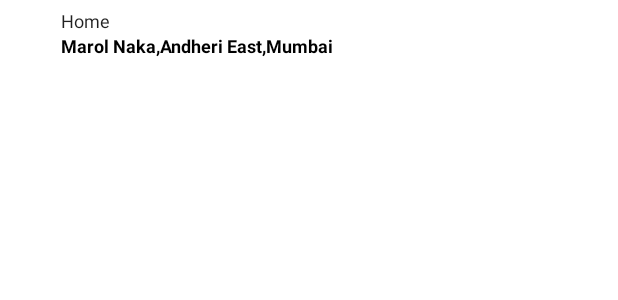
After one commit to ShmerlingMax/Garbage, an Android app: the layout place_recycler_item_layout.xml on its own in the app's theme, with its tools: preview values and no code run, on a phone screen of 412 x 824 dp. The commit adds this screen. Shown: the top 300 px of the screen. Run offline under Robolectric (Android 15) with nearby library versions, the phone set to English and light mode, and no system bars.

Commit message:
Search on the map: -added the ability to search for a place on the map

```diff
--- a/Garbage_Kings/app/build.gradle
+++ b/Garbage_Kings/app/build.gradle
@@ -57,4 +57,6 @@ dependencies {
     androidTestImplementation 'org.junit.jupiter:junit-jupiter'
     implementation 'androidx.multidex:multidex:2.0.1'
     implementation 'com.google.android.gms:play-services-location:18.0.0'
+    implementation 'com.google.android.gms:play-services-places:17.0.0'
+    implementation 'com.google.android.libraries.places:places:2.4.0'
 }
--- a/Garbage_Kings/app/src/main/AndroidManifest.xml
+++ b/Garbage_Kings/app/src/main/AndroidManifest.xml
@@ -30,9 +30,6 @@
             android:value="@string/google_maps_key" />
 
         <activity
-            android:name=".MapsActivity"
-            android:theme="@style/Theme.AppCompat.DayNight.DarkActionBar" />
-        <activity
             android:name=".MainActivity"
             android:theme="@style/Theme.Design.NoActionBar">
             <intent-filter>
--- a/Garbage_Kings/app/src/main/java/com/example/garbagekings/MenuActivity.java
+++ b/Garbage_Kings/app/src/main/java/com/example/garbagekings/MenuActivity.java
@@ -4,6 +4,7 @@ import android.annotation.SuppressLint;
 import android.app.FragmentTransaction;
 import android.os.Bundle;
 import android.view.MenuItem;
+import android.view.View;
 
 import com.google.android.material.bottomnavigation.BottomNavigationView;
 
@@ -88,4 +89,9 @@ public class MenuActivity extends AppCompatActivity implements BottomNavigationV
     public void onBackPressed() {
         super.onBackPressed();
     }
+
+    /*public void onMapSearch(View view) {
+        MapsActivity mapFragment = new MapsActivity();
+        mapFragment.onMapSearch(view);
+    }*/
 }
--- /dev/null
+++ b/Garbage_Kings/app/src/main/res/drawable/search_back.xml
@@ -0,0 +1,5 @@
+<?xml version="1.0" encoding="utf-8"?>
+<shape xmlns:android="http://schemas.android.com/apk/res/android" android:shape="rectangle" >
+    <solid android:color="@android:color/white" />
+    <stroke android:width="1dip" android:color="#4fa5d5"/>
+</shape>
--- a/Garbage_Kings/app/src/main/res/layout/activity_menu.xml
+++ b/Garbage_Kings/app/src/main/res/layout/activity_menu.xml
@@ -3,8 +3,7 @@
         xmlns:app="http://schemas.android.com/apk/res-auto"
         android:id="@+id/container"
         android:layout_width="match_parent"
-        android:layout_height="match_parent"
-        android:paddingTop="?attr/actionBarSize">
+        android:layout_height="match_parent">
 
     <com.google.android.material.bottomnavigation.BottomNavigationView
             android:id="@+id/nav_view"
--- a/Garbage_Kings/app/src/main/res/layout/activity_profile.xml
+++ b/Garbage_Kings/app/src/main/res/layout/activity_profile.xml
@@ -14,7 +14,7 @@
         android:layout_marginStart="148dp"
         android:layout_marginLeft="148dp"
         android:layout_marginBottom="352dp"
-        android:text="Настройки"
+        android:text="@string/settings"
         app:layout_constraintBottom_toBottomOf="parent"
         app:layout_constraintStart_toStartOf="parent" />
 </androidx.constraintlayout.widget.ConstraintLayout>
--- /dev/null
+++ b/Garbage_Kings/app/src/main/res/layout/place_recycler_item_layout.xml
@@ -0,0 +1,119 @@
+<?xml version="1.0" encoding="utf-8"?>
+<RelativeLayout xmlns:android="http://schemas.android.com/apk/res/android"
+        xmlns:tools="http://schemas.android.com/tools"
+        android:layout_width="match_parent"
+        android:layout_height="wrap_content">
+
+
+    <RelativeLayout
+            android:id="@+id/place_item"
+            android:layout_width="match_parent"
+            android:layout_height="wrap_content"
+            android:layout_marginEnd="15dp"
+            android:layout_toLeftOf="@+id/iv_fav"
+            android:orientation="vertical"
+            android:paddingTop="5dp"
+            android:paddingBottom="5dp"
+            android:layout_marginRight="15dp">
+
+        <TextView
+                android:id="@+id/place_address"
+                android:layout_width="match_parent"
+                android:layout_height="wrap_content"
+                android:layout_below="@+id/lledt"
+                android:layout_marginStart="15dp"
+                android:layout_toRightOf="@+id/iv_place"
+                android:text="Marol Naka,Andheri East,Mumbai"
+                android:textSize="12dp"
+                android:textStyle="bold"
+                android:layout_marginLeft="15dp"
+                android:textColor="@color/black"/>
+
+
+        <LinearLayout
+                android:id="@+id/lledt"
+                android:layout_width="wrap_content"
+                android:layout_height="wrap_content"
+                android:layout_marginStart="15dp"
+                android:layout_toRightOf="@+id/iv_place"
+                android:gravity="center_vertical"
+                android:orientation="horizontal"
+                android:layout_marginLeft="15dp">
+
+
+            <EditText
+                    android:id="@+id/place_area"
+                    android:layout_width="wrap_content"
+                    android:layout_height="wrap_content"
+                    android:background="@android:color/transparent"
+                    android:focusable="true"
+                    android:text="Home"
+                    android:textSize="12dp" />
+
+            <RelativeLayout
+
+                    android:id="@+id/ivEdit"
+                    android:layout_width="4dp"
+                    android:layout_height="12dp">
+
+                <ImageView
+                        android:layout_width="12dp"
+                        android:layout_height="12dp"
+                        android:layout_marginStart="10dp"
+                        android:scaleType="center"
+                        android:layout_marginLeft="10dp" />
+
+
+            </RelativeLayout>
+
+
+            <RelativeLayout
+                    android:visibility="gone"
+                    android:id="@+id/ivSave"
+                    android:layout_width="45dp"
+                    android:layout_height="12dp">
+
+                <ImageView
+                        android:layout_width="12dp"
+                        android:layout_height="12dp"
+                        android:layout_marginStart="10dp"
+                        android:scaleType="center"
+                        android:layout_marginLeft="10dp" />
+
+
+            </RelativeLayout>
+
+
+        </LinearLayout>
+
+
+        <ImageView
+                android:id="@+id/iv_place"
+                android:layout_width="25dp"
+                android:layout_height="25dp"
+                android:layout_centerVertical="true"
+                />
+
+
+    </RelativeLayout>
+
+    <ImageView
+            android:id="@+id/iv_fav"
+            android:layout_width="7dp"
+            android:layout_height="17dp"
+            android:layout_alignParentEnd="true"
+            android:layout_centerVertical="true"
+            android:layout_marginEnd="5dp"
+            android:layout_alignParentRight="true"
+            android:layout_marginRight="5dp" />
+
+
+    <View
+            android:id="@+id/separator"
+            android:layout_width="match_parent"
+            android:layout_height="1dp"
+            android:layout_below="@+id/place_item_view"
+            android:layout_marginTop="3dp"
+            tools:ignore="UnknownId" />
+
+</RelativeLayout>
--- a/Garbage_Kings/app/src/main/res/navigation/mobile_navigation.xml
+++ b/Garbage_Kings/app/src/main/res/navigation/mobile_navigation.xml
@@ -7,7 +7,7 @@
 
     <fragment
             android:id="@+id/navigation_map"
-            android:name="com.google.android.gms.maps.SupportMapFragment"
+            android:name="com.example.garbagekings.MapsActivity"
             tools:layout="@layout/activity_maps" />
 
     <fragment
--- a/Garbage_Kings/app/src/main/res/values/strings.xml
+++ b/Garbage_Kings/app/src/main/res/values/strings.xml
@@ -16,6 +16,8 @@
     <string name="title_profile">Профиль</string>
     <string name="title_activity_settings">SettingsActivity</string>
     <string name="create_order">Создать заказ</string>
+    <string name="settings">Настройки</string>
+    <string name="address">Адрес</string>
     <!-- Strings used for fragments for navigation -->
     <string name="first_fragment_label">First Fragment</string>
     <string name="second_fragment_label">Second Fragment</string>
```
Also changed, not shown: Garbage_Kings/app/src/main/java/com/example/garbagekings/MapsActivity.java (+111 -5 lines), Garbage_Kings/app/src/main/java/com/example/garbagekings/Modules/PlacesAutoCompleteAdapter.java (added, +228 -0 lines), Garbage_Kings/app/src/main/res/drawable/ic_baseline_search_24.xml (added, +10 -0 lines), Garbage_Kings/app/src/main/res/layout/activity_maps.xml (+37 -9 lines).
